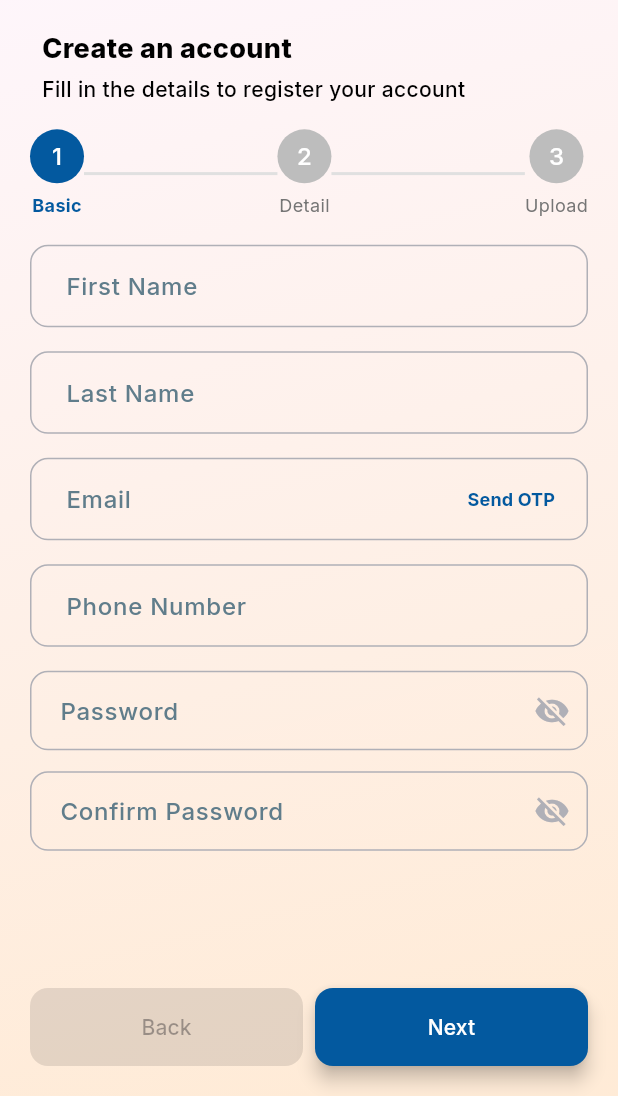
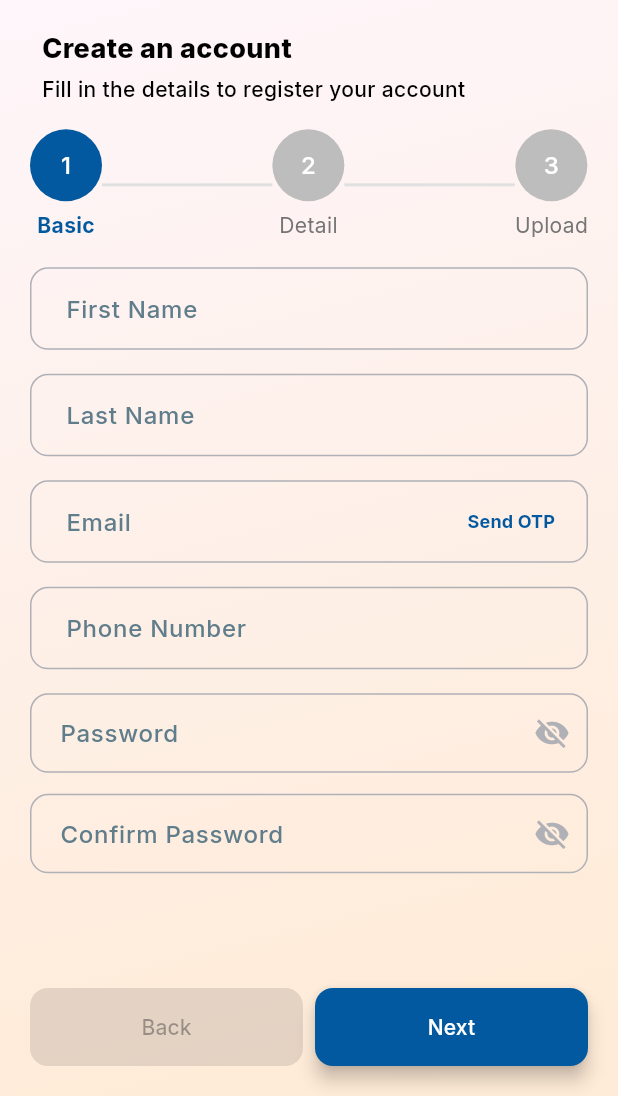
Before and after one commit to RuchitaOrt/learning_management, a Flutter app: the screen it shows after launch, after a tap on an icon or button, on a phone screen of 412 x 824 dp, the part 140-1236 px from its top. Run offline on Flutter 3.47's test engine with Material 3 defaults, Android fonts, the phone set to English and light mode, and no system bars; our stand-ins replace file_picker, fl_chart, flutter_svg, fluttertoast, geocoding, google_fonts and 2 more; network calls fail; project files that could hold a hidden picture were left out.

Commit message:
13/06/2025 05:35 1st commit

```diff
--- a/lib/screens/VerificationScreen.dart
+++ b/lib/screens/VerificationScreen.dart
@@ -138,7 +138,7 @@ class _VerificationScreenState extends State<VerificationScreen> {
           return Column(
             children: [
               CircleAvatar(
-                radius: 18,
+                radius: 24,
                 backgroundColor: bgColor,
                 child: childContent,
               ),
@@ -146,7 +146,7 @@ class _VerificationScreenState extends State<VerificationScreen> {
               Text(
                 steps[stepIndex],
                 style: TextStyle(
-                  fontSize: 12,
+                  fontSize: 14,
                   color: isCurrent ? LearningColors.darkBlue : Colors.grey.shade600,
                   fontWeight: isCurrent ? FontWeight.bold : FontWeight.normal,
                 ),
@@ -399,10 +399,6 @@ InputDecoration CommonInputDecoration({
     labelText: label,
     hintText: hint,
     floatingLabelBehavior: FloatingLabelBehavior.auto,
-    /*hintStyle: LMSStyles.tsHintstyle.copyWith(
-      fontSize: LMSStyles.tsHintstyle.fontSize! + 2,
-      color: Colors.grey.shade400,
-    ),*/
     border: OutlineInputBorder(
       borderRadius: BorderRadius.circular(8),
       borderSide: BorderSide(color: Colors.grey.shade300, width: 1.0),
@@ -432,8 +428,13 @@ InputDecoration CommonInputDecoration({
     errorStyle: LMSStyles.tsWhiteNeutral300W50012.copyWith(
       fontSize: LMSStyles.tsWhiteNeutral300W50012.fontSize! + 2,
     ),
+    /*suffixIcon: IconButton(
+      color: LearningColors.neutral300,
+      onPressed: toggle,
+      icon: Icon(isObscured ? Icons.visibility_off : Icons.visibility),
+    ),*/
     suffixIcon: IconButton(
-      color: LearningColors.neutral300,
+      color: isObscured ? LearningColors.neutral300 : LearningColors.darkBlue,
       onPressed: toggle,
       icon: Icon(isObscured ? Icons.visibility_off : Icons.visibility),
     ),
--- a/lib/screens/signIn_screen.dart
+++ b/lib/screens/signIn_screen.dart
@@ -47,9 +47,12 @@ class SignInScreen extends StatelessWidget {
             Consumer<SignInProvider>(builder: (context, signInProvider, _) {
               return SizedBox(
                 width: SizeConfig.blockSizeHorizontal * 100,
-                child: ListView(
+                child:
+                /*ListView(
                   shrinkWrap: true,
-                  physics: ScrollPhysics(),
+                  physics: ScrollPhysics(),*/
+                Column(
+                  crossAxisAlignment: CrossAxisAlignment.start,
                   children: [
                     SizedBox(height: SizeConfig.blockSizeHorizontal * 1),
                     Row(
@@ -436,6 +439,36 @@ class SignInScreen extends StatelessWidget {
     return Scaffold(
       body: ChangeNotifierProvider(
         create: (_) => SignInProvider(),
+        child: Column(
+          crossAxisAlignment: CrossAxisAlignment.start,
+          children: [
+            Image.asset(
+              LMSImagePath.coverbg,
+              width: SizeConfig.blockSizeHorizontal * 100,
+              height: SizeConfig.blockSizeVertical * 30,
+              fit: BoxFit.cover,
+            ),
+            SizedBox(height: SizeConfig.blockSizeVertical * 2),
+            buildMostInterestedCard(
+              title: LMSStrings.strSignIn,
+              subtitle: LMSStrings.strAccountDetail,
+              color: LearningColors.white,
+              titleStyle: LMSStyles.tsblackTileBold,
+              subtitleStyle: LMSStyles.tsWhiteNeutral300W5002,
+            ),
+          ],
+        ),
+      ),
+    );
+  }
+
+/*@override
+  Widget build(BuildContext context) {
+    SizeConfig().init(context);
+
+    return Scaffold(
+      body: ChangeNotifierProvider(
+        create: (_) => SignInProvider(),
         child: ListView(
           shrinkWrap: true,
           children: [
@@ -459,5 +492,5 @@ class SignInScreen extends StatelessWidget {
         ),
       ),
     );
-  }
+  }*/
 }
```
